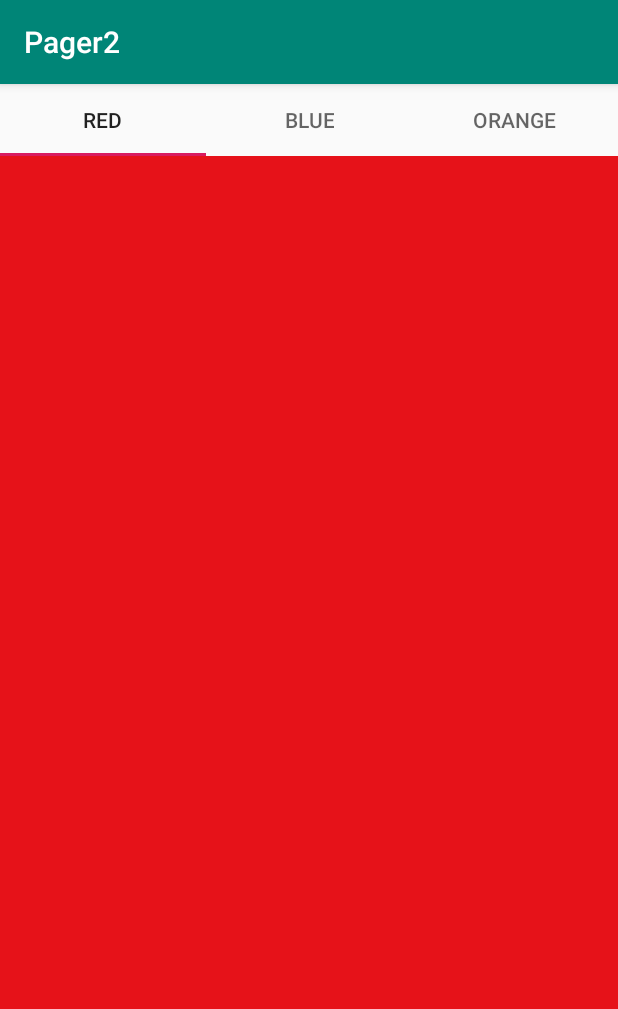
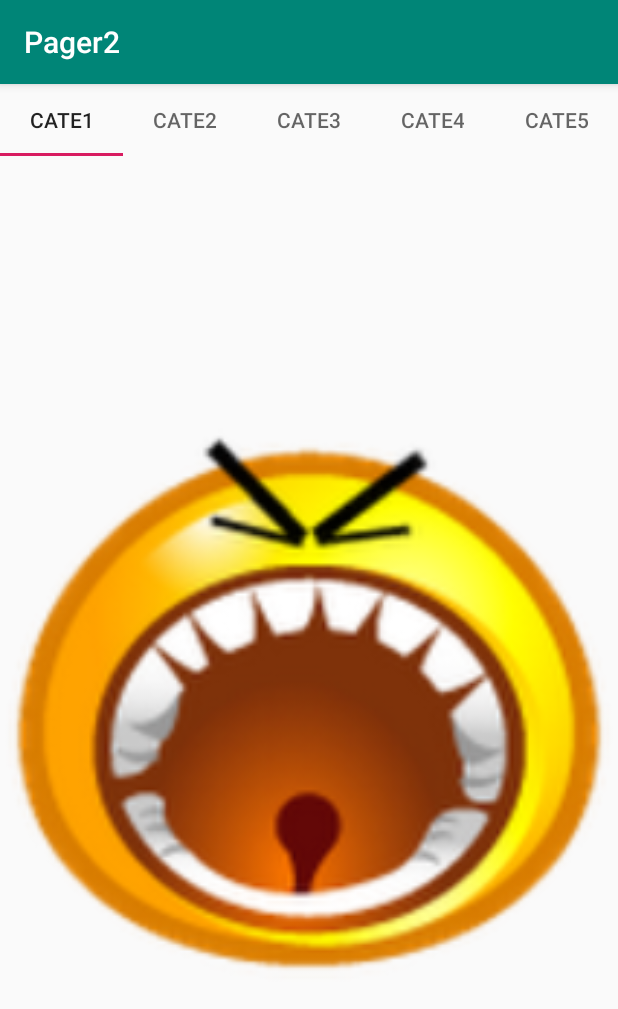
Before and after one commit to hoangduchuu/pager-without-fragment, an Android app: the screen it shows after launch (MainActivity), on a phone screen of 412 x 824 dp. Shown: the top 1009 px of the screen. Run offline under Robolectric (Android 15) with nearby library versions, the phone set to English and light mode, and no system bars.

Commit message:
specified data per view list

```diff
--- a/app/src/main/java/com/example/admin/pager2/CustomPagerAdapter.kt
+++ b/app/src/main/java/com/example/admin/pager2/CustomPagerAdapter.kt
@@ -5,15 +5,41 @@ import android.support.v4.view.PagerAdapter
 import android.view.LayoutInflater
 import android.view.View
 import android.view.ViewGroup
+import android.widget.ImageView
+import android.widget.LinearLayout
+import com.example.admin.pager2.stickerview.StickerData
 
-class CustomPagerAdapter(private val mContext: Context) : PagerAdapter() {
+class CustomPagerAdapter(private val mContext: Context, var data: StickerData) : PagerAdapter() {
+
+    lateinit var cloneView2: ImageView
 
     override fun instantiateItem(collection: ViewGroup, position: Int): Any {
-        val customPagerEnum = CustomPagerEnum.values()[position]
-        val inflater = LayoutInflater.from(mContext)
-        val layout = inflater.inflate(customPagerEnum.layoutResId, collection, false) as ViewGroup
-        collection.addView(layout)
-        return layout
+
+        cloneView2 = ImageView(mContext)
+        cloneView2.layoutParams = LinearLayout.LayoutParams(ViewGroup.LayoutParams.WRAP_CONTENT, ViewGroup.LayoutParams.WRAP_CONTENT) as ViewGroup.LayoutParams?
+        cloneView2.setImageResource(R.mipmap.ic_launcher)
+
+        if (position == 0) {
+            cloneView2.setImageResource(R.drawable.e3)
+        }
+        if (position == 1) {
+            cloneView2.setImageResource(R.drawable.e4)
+        }
+        if (position == 2) {
+            cloneView2.setImageResource(R.drawable.e6)
+        }
+        if (position == 3) {
+            cloneView2.setImageResource(R.drawable.e6)
+        }
+        if (position == 4) {
+            cloneView2.setImageResource(R.mipmap.ic_launcher)
+        }
+
+//        val customPagerEnum = CustomPagerEnum.values()[position]
+//        val inflater = LayoutInflater.from(mContext)
+//        val layout = inflater.inflate(customPagerEnum.layoutResId, collection, false) as ViewGroup
+        collection.addView(cloneView2)
+        return cloneView2
     }
 
     override fun destroyItem(collection: ViewGroup, position: Int, view: Any) {
@@ -21,7 +47,7 @@ class CustomPagerAdapter(private val mContext: Context) : PagerAdapter() {
     }
 
     override fun getCount(): Int {
-        return CustomPagerEnum.values().size
+        return data.categoryList.size
     }
 
     override fun isViewFromObject(view: View, `object`: Any): Boolean {
@@ -29,8 +55,7 @@ class CustomPagerAdapter(private val mContext: Context) : PagerAdapter() {
     }
 
     override fun getPageTitle(position: Int): CharSequence? {
-        val customPagerEnum = CustomPagerEnum.values()[position]
-        return mContext.getString(customPagerEnum.titleResId)
+        return data.categoryList[position]
     }
 
 }
--- a/app/src/main/java/com/example/admin/pager2/MainActivity.kt
+++ b/app/src/main/java/com/example/admin/pager2/MainActivity.kt
@@ -2,27 +2,48 @@ package com.example.admin.pager2
 
 import android.support.v7.app.AppCompatActivity
 import android.os.Bundle
-import android.support.design.widget.TabLayout
-import android.support.v4.view.PagerAdapter
-import android.support.v4.view.ViewPager
-import android.view.View
-import android.view.ViewGroup
-import android.widget.ImageView
+import com.example.admin.pager2.stickerview.StickerData
 import kotlinx.android.synthetic.main.activity_main.*
 
 class MainActivity : AppCompatActivity() {
+
+    var cateList = ArrayList<String>()
+    var stickerPathList = ArrayList<String>()
+
 
     override fun onCreate(savedInstanceState: Bundle?) {
         super.onCreate(savedInstanceState)
         setContentView(R.layout.activity_main)
         val viewPager = view_pager
-        val adapter = CustomPagerAdapter(this)
+
+        val data = getData()
+
+        val adapter = CustomPagerAdapter(this, data)
         viewPager.adapter = adapter
         tabs.addTab(tabs.newTab().setText("111"))
         tabs.addTab(tabs.newTab().setText("222"))
         tabs.addTab(tabs.newTab().setText("333"))
-        tabs.addTab(tabs.newTab().setIcon(R.drawable.e6))
+        tabs.addTab(tabs.newTab().setText("444"))
+        tabs.addTab(tabs.newTab().setText("555"))
         tabs.setupWithViewPager(viewPager)
     }
 
+    private fun getData(): StickerData {
+        cateList.add("cate1")
+        cateList.add("cate2")
+        cateList.add("cate3")
+        cateList.add("cate4")
+        cateList.add("cate5")
+
+
+        stickerPathList.add("path1")
+        stickerPathList.add("path2")
+        stickerPathList.add("path3")
+        stickerPathList.add("path4")
+        stickerPathList.add("path5")
+        stickerPathList.add("path6")
+
+        return StickerData(cateList, stickerPathList)
+    }
+
 }
--- /dev/null
+++ b/app/src/main/java/com/example/admin/pager2/stickerview/StickerData.kt
@@ -0,0 +1,8 @@
+package com.example.admin.pager2.stickerview
+
+/**
+ * Created by hoangduchuuvn@gmail.com on 10/18/18 .
+ */
+class StickerData(val categoryList: ArrayList<String>, val stickerList:ArrayList<String>){
+
+}
```
